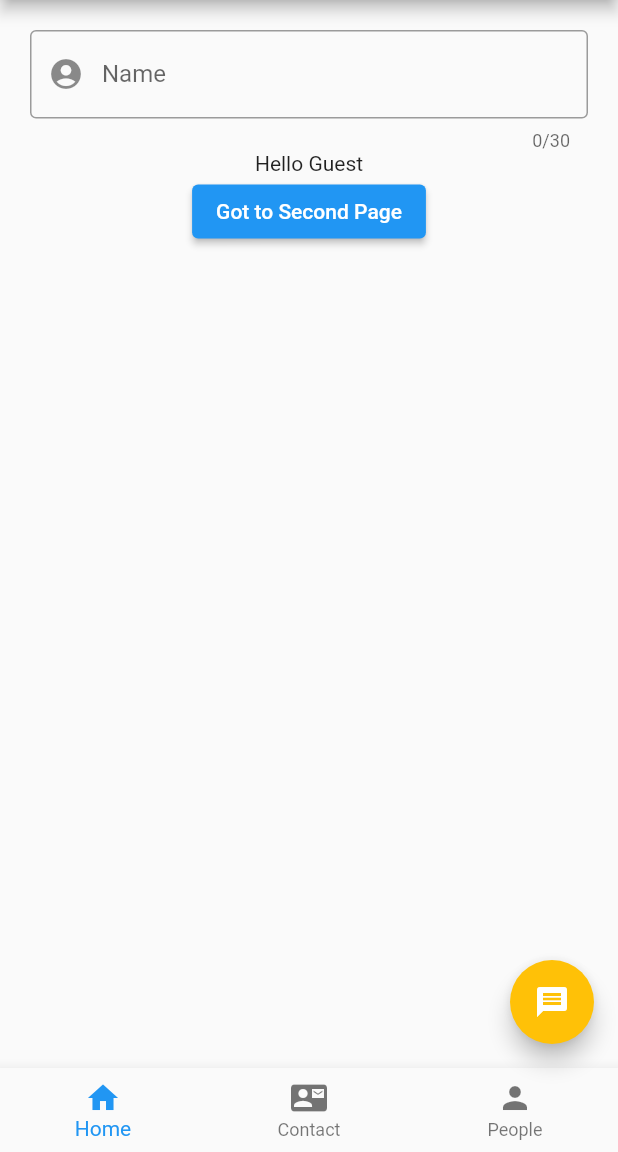
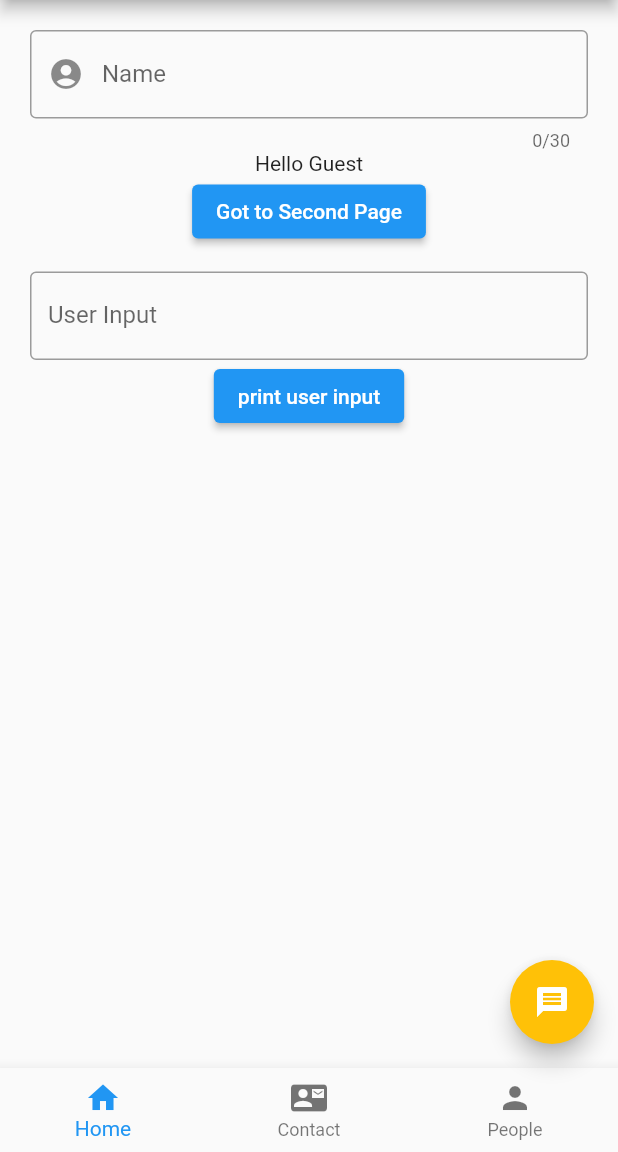
Before and after one commit to mdarafat1819/learn_flutter, a Flutter app: the screen it shows after launch, on a phone screen of 412 x 824 dp, the part 84-1236 px from its top. Run offline on Flutter 3.47's test engine with Material 2 defaults, Android fonts, the phone set to English and light mode, and no system bars; missing offline and left inert: dart:js.

Commit message:
User input

```diff
--- a/lib/main.dart
+++ b/lib/main.dart
@@ -63,6 +63,7 @@ class Contact extends StatefulWidget {
 }
 
 class _ContactState extends State<Contact> {
+  TextEditingController userInput = TextEditingController();
   var str = "Guest";
   Widget build(BuildContext context) {
     return Container(
@@ -89,6 +90,23 @@ class _ContactState extends State<Contact> {
             Navigator.push(
                 context, MaterialPageRoute(builder: (context) => SecondPage()));
           },
+        ),
+        Text(userInput.text),
+        TextField(
+          controller: userInput,
+          decoration: InputDecoration(
+            labelText: "User Input",
+            border: OutlineInputBorder(),
+          ),
+        ),
+
+        ElevatedButton(
+          child: Text("print user input"),
+          onPressed: (){
+            setState(() {
+
+            });
+          },
         )
       ]),
     );
```
